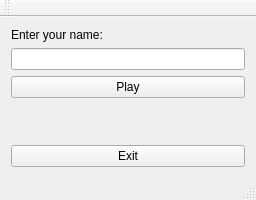
Qt form mainwindow.ui (T1kon/Project-S2) before a commit.
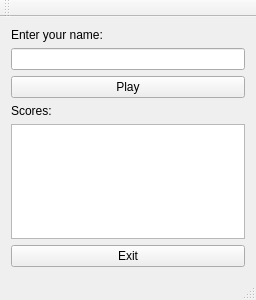
The same form after that commit.

Patch:
```diff
--- a/mainwindow.ui
+++ b/mainwindow.ui
@@ -10,7 +10,7 @@
     <x>0</x>
     <y>0</y>
     <width>256</width>
-    <height>200</height>
+    <height>300</height>
    </rect>
   </property>
   <property name="sizePolicy">
@@ -27,8 +27,8 @@
   </property>
   <property name="maximumSize">
    <size>
-    <width>16777215</width>
-    <height>16777215</height>
+    <width>256</width>
+    <height>300</height>
    </size>
   </property>
   <property name="windowTitle">
@@ -77,17 +77,14 @@
      </widget>
     </item>
     <item>
-     <spacer name="verticalSpacer">
-      <property name="orientation">
-       <enum>Qt::Vertical</enum>
+     <widget class="QLabel" name="label_2">
+      <property name="text">
+       <string>Scores:</string>
       </property>
-      <property name="sizeHint" stdset="0">
-       <size>
-        <width>20</width>
-        <height>40</height>
-       </size>
-      </property>
-     </spacer>
+     </widget>
+    </item>
+    <item>
+     <widget class="QTextBrowser" name="textBrowser"/>
     </item>
     <item>
      <widget class="QPushButton" name="exitButton">
```
Left out of the diff: 4 changed lines with no effect on the pictures.
